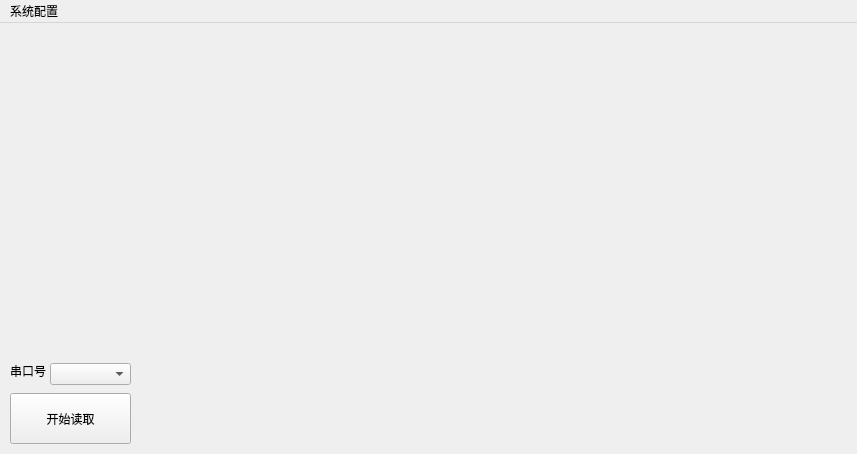
Old version of the form mainwindow.ui in the repository lnwin/CH4_collecter.
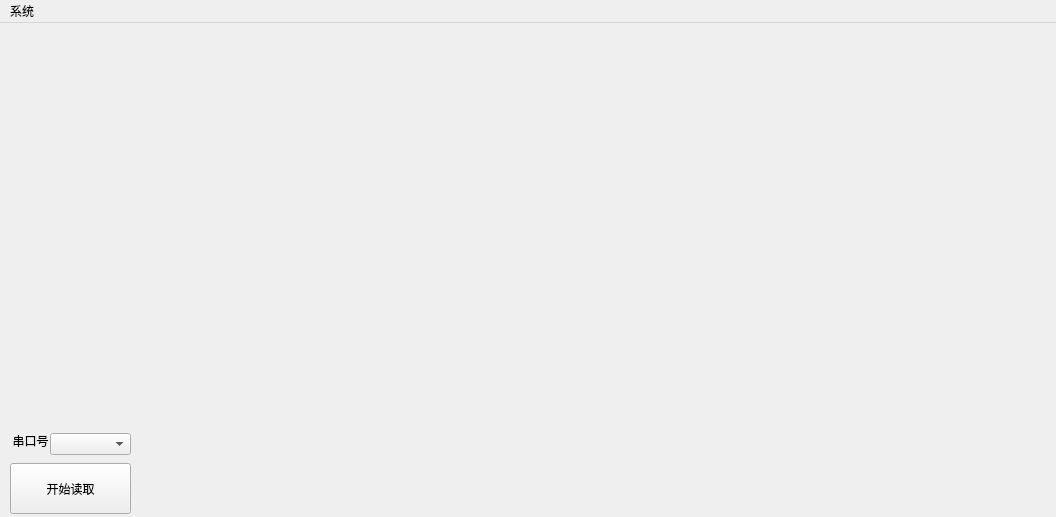
New version of the form.

```diff
--- a/mainwindow.ui
+++ b/mainwindow.ui
@@ -6,8 +6,8 @@
    <rect>
     <x>0</x>
     <y>0</y>
-    <width>857</width>
-    <height>454</height>
+    <width>1056</width>
+    <height>517</height>
    </rect>
   </property>
   <property name="windowTitle">
@@ -18,7 +18,7 @@
     <property name="geometry">
      <rect>
       <x>50</x>
-      <y>340</y>
+      <y>410</y>
       <width>81</width>
       <height>22</height>
      </rect>
@@ -28,7 +28,7 @@
     <property name="geometry">
      <rect>
       <x>10</x>
-      <y>340</y>
+      <y>410</y>
       <width>41</width>
       <height>16</height>
      </rect>
@@ -36,6 +36,9 @@
     <property name="text">
      <string>串口号</string>
     </property>
+    <property name="alignment">
+     <set>Qt::AlignCenter</set>
+    </property>
    </widget>
    <widget class="QLabel" name="label_2">
     <property name="geometry">
@@ -54,7 +57,7 @@
     <property name="geometry">
      <rect>
       <x>10</x>
-      <y>370</y>
+      <y>440</y>
       <width>121</width>
       <height>51</height>
      </rect>
@@ -67,9 +70,9 @@
     <property name="geometry">
      <rect>
       <x>140</x>
-      <y>10</y>
-      <width>711</width>
-      <height>411</height>
+      <y>0</y>
+      <width>911</width>
+      <height>491</height>
      </rect>
     </property>
     <layout class="QVBoxLayout" name="verticalLayout"/>
@@ -80,13 +83,13 @@
     <rect>
      <x>0</x>
      <y>0</y>
-     <width>857</width>
+     <width>1056</width>
      <height>23</height>
     </rect>
    </property>
    <widget class="QMenu" name="menu">
     <property name="title">
-     <string>系统配置</string>
+     <string>系统</string>
     </property>
     <addaction name="action222"/>
     <addaction name="actiondd"/>
```
